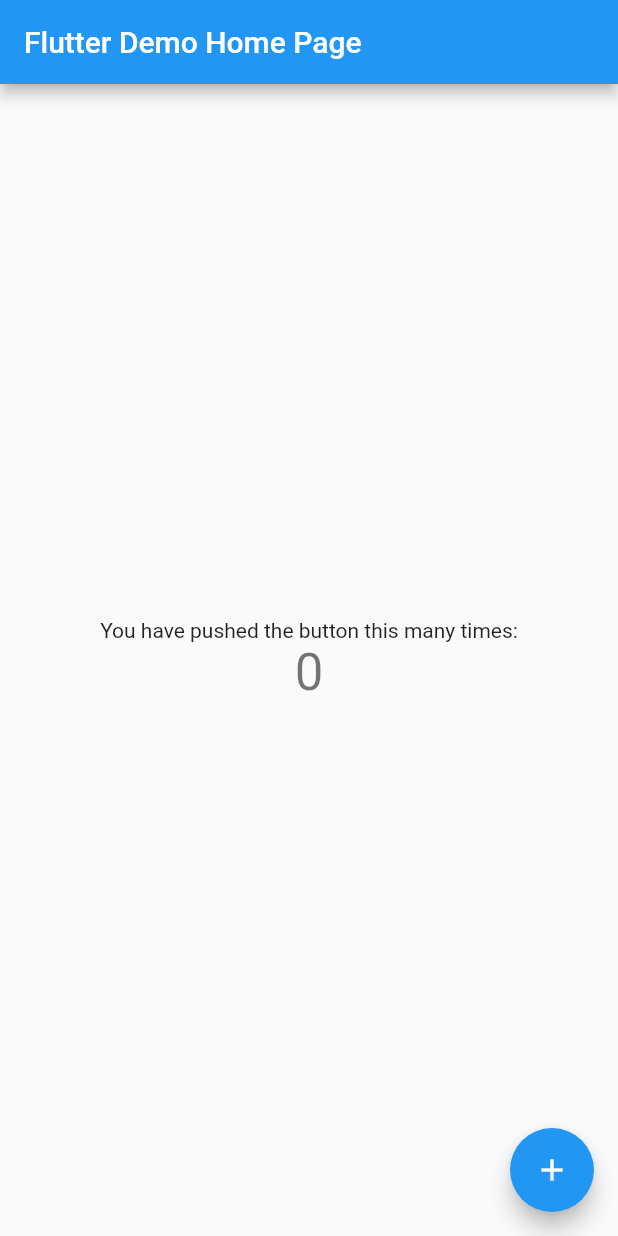
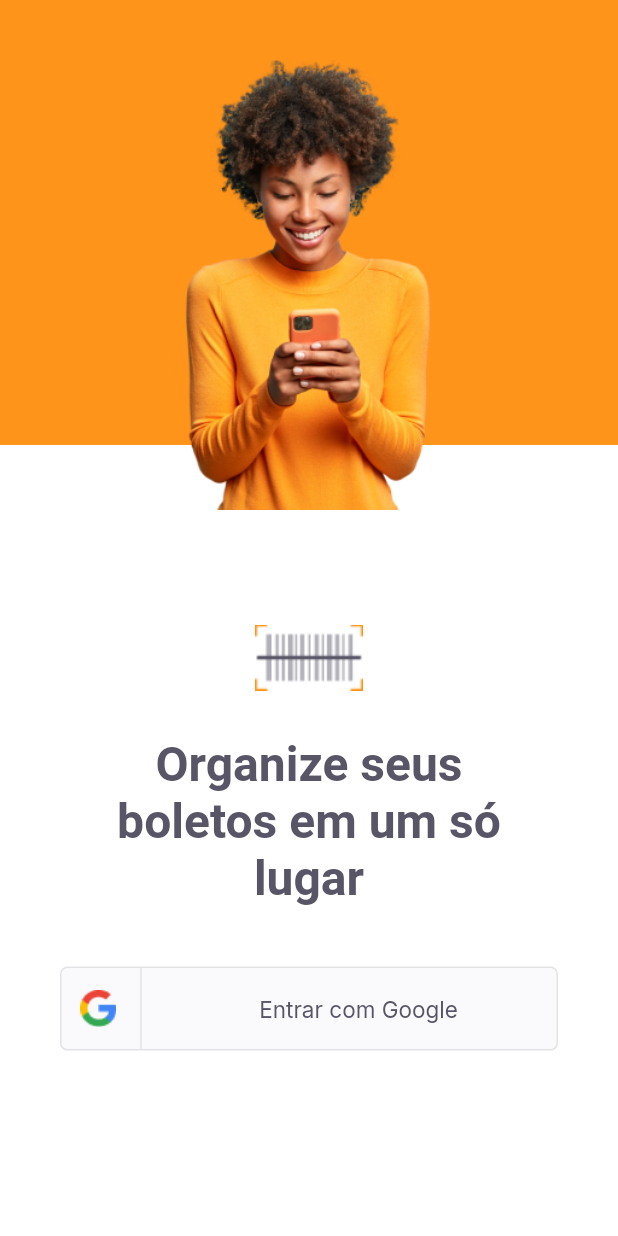
Before and after one commit to PauloAlves8039/flutter-payflow, a Flutter app: the screen it shows after launch, on a phone screen of 412 x 824 dp. Run offline on Flutter 3.47's test engine with Material 2 defaults, Android fonts, the phone set to English and light mode, and no system bars; our stand-ins replace google_fonts.

Commit message:
Aula 01 - Implementação as primeiras telas

```diff
--- a/lib/main.dart
+++ b/lib/main.dart
@@ -1,65 +1,24 @@
 import 'package:flutter/material.dart';
+import 'package:payflow/modules/home/home_page.dart';
+import 'package:payflow/modules/login/login_page.dart';
+import 'package:payflow/modules/splash/splash_page.dart';
+import 'package:payflow/shared/themes/app_colors.dart';
 
 void main() {
-  runApp(MyApp());
+  runApp(AppWidget());
 }
 
-class MyApp extends StatelessWidget {
+class AppWidget extends StatelessWidget {
   @override
   Widget build(BuildContext context) {
     return MaterialApp(
-      title: 'Flutter Demo',
+      debugShowCheckedModeBanner: false,
+      title: 'Pay Flow',
       theme: ThemeData(
-        primarySwatch: Colors.blue,
+        primaryColor: AppColors.primary,
       ),
-      home: MyHomePage(title: 'Flutter Demo Home Page'),
+      // home: SplashPage(),
+      home: LoginPage(),
     );
   }
 }
-
-class MyHomePage extends StatefulWidget {
-  MyHomePage({Key? key, required this.title}) : super(key: key);
-
-  final String title;
-
-  @override
-  _MyHomePageState createState() => _MyHomePageState();
-}
-
-class _MyHomePageState extends State<MyHomePage> {
-  int _counter = 0;
-
-  void _incrementCounter() {
-    setState(() {
-      _counter++;
-    });
-  }
-
-  @override
-  Widget build(BuildContext context) {
-    return Scaffold(
-      appBar: AppBar(
-        title: Text(widget.title),
-      ),
-      body: Center(
-        child: Column(
-          mainAxisAlignment: MainAxisAlignment.center,
-          children: <Widget>[
-            Text(
-              'You have pushed the button this many times:',
-            ),
-            Text(
-              '$_counter',
-              style: Theme.of(context).textTheme.headline4,
-            ),
-          ],
-        ),
-      ),
-      floatingActionButton: FloatingActionButton(
-        onPressed: _incrementCounter,
-        tooltip: 'Increment',
-        child: Icon(Icons.add),
-      ),
-    );
-  }
-}
--- /dev/null
+++ b/lib/modules/home/home_page.dart
@@ -0,0 +1,14 @@
+import 'package:flutter/material.dart';
+
+class HomePage extends StatelessWidget {
+  const HomePage({Key? key}) : super(key: key);
+
+  @override
+  Widget build(BuildContext context) {
+    return Scaffold(
+      appBar: AppBar(
+        title: Text("HomePage"),
+      ),
+    );
+  }
+}
--- /dev/null
+++ b/lib/modules/login/login_page.dart
@@ -0,0 +1,81 @@
+import 'package:flutter/material.dart';
+import 'package:payflow/shared/themes/app_colors.dart';
+import 'package:payflow/shared/themes/app_images.dart';
+import 'package:payflow/shared/themes/app_text_styles.dart';
+import 'package:payflow/widgets/social_login/social_login_buttom.dart';
+
+class LoginPage extends StatefulWidget {
+  const LoginPage({Key? key}) : super(key: key);
+
+  @override
+  _LoginPageState createState() => _LoginPageState();
+}
+
+class _LoginPageState extends State<LoginPage> {
+  @override
+  Widget build(BuildContext context) {
+    final size = MediaQuery.of(context).size;
+    return Scaffold(
+      backgroundColor: AppColors.background,
+      body: Container(
+        width: size.width,
+        height: size.height,
+        child: Stack(
+          children: [
+            Container(
+              width: size.width,
+              height: size.height * 0.36,
+              color: AppColors.primary,
+            ),
+            Positioned(
+              top: 40,
+              left: 0,
+              right: 0,
+              child: Image.asset(
+                AppImages.person,
+                width: 208,
+                height: 300,
+              ),
+            ),
+            Positioned(
+              bottom: size.height * 0.15,
+              left: 0,
+              right: 0,
+              child: Column(
+                mainAxisAlignment: MainAxisAlignment.center,
+                crossAxisAlignment: CrossAxisAlignment.center,
+                children: [
+                  Image.asset(AppImages.logomini),
+                  Padding(
+                    padding: const EdgeInsets.only(
+                      top: 30,
+                      left: 70,
+                      right: 70,
+                    ),
+                    child: Text(
+                      "Organize seus boletos em um só lugar",
+                      textAlign: TextAlign.center,
+                      style: TextStyles.titleHome,
+                    ),
+                  ),
+                  Padding(
+                    padding: const EdgeInsets.only(
+                      left: 40,
+                      right: 40,
+                      top: 40,
+                    ),
+                    child: SocialLoginButton(
+                      onTap: () {
+                        print("Clicou");
+                      },
+                    ),
+                  ),
+                ],
+              ),
+            ),
+          ],
+        ),
+      ),
+    );
+  }
+}
--- /dev/null
+++ b/lib/modules/splash/splash_page.dart
@@ -0,0 +1,24 @@
+import 'package:flutter/material.dart';
+import 'package:payflow/shared/themes/app_colors.dart';
+import 'package:payflow/shared/themes/app_images.dart';
+
+class SplashPage extends StatelessWidget {
+  const SplashPage({Key? key}) : super(key: key);
+
+  @override
+  Widget build(BuildContext context) {
+    return Scaffold(
+      backgroundColor: AppColors.background,
+      body: Stack(
+        children: [
+          Center(
+            child: Image.asset(AppImages.union),
+          ),
+          Center(
+            child: Image.asset(AppImages.logoFull),
+          ),
+        ],
+      ),
+    );
+  }
+}
--- a/lib/shared/themes/app_text_styles.dart
+++ b/lib/shared/themes/app_text_styles.dart
@@ -2,7 +2,7 @@ import 'package:flutter/material.dart';
 import 'package:google_fonts/google_fonts.dart';
 import 'package:payflow/shared/themes/app_colors.dart';
 
-class AppTextStyles {
+class TextStyles {
   static final titleHome = GoogleFonts.lexendDeca(
     fontSize: 32,
     fontWeight: FontWeight.w600,
--- /dev/null
+++ b/lib/widgets/social_login/social_login_buttom.dart
@@ -0,0 +1,59 @@
+import 'package:flutter/material.dart';
+
+import 'package:payflow/shared/themes/app_colors.dart';
+import 'package:payflow/shared/themes/app_images.dart';
+import 'package:payflow/shared/themes/app_text_styles.dart';
+
+class SocialLoginButton extends StatelessWidget {
+  final VoidCallback onTap;
+  const SocialLoginButton({Key? key, required this.onTap}) : super(key: key);
+
+  @override
+  Widget build(BuildContext context) {
+    return InkWell(
+      onTap: onTap,
+      child: Container(
+        height: 56,
+        decoration: BoxDecoration(
+            color: AppColors.shape,
+            borderRadius: BorderRadius.circular(5),
+            border: Border.fromBorderSide(
+              BorderSide(color: AppColors.stroke),
+            )),
+        child: Row(
+          children: [
+            Expanded(
+              flex: 1,
+              child: Row(
+                mainAxisAlignment: MainAxisAlignment.center,
+                children: [
+                  Image.asset(AppImages.google),
+                  SizedBox(
+                    width: 16,
+                  ),
+                  Container(
+                    height: 56,
+                    width: 1,
+                    color: AppColors.stroke,
+                  ),
+                ],
+              ),
+            ),
+            Expanded(
+              flex: 4,
+              child: Row(
+                mainAxisAlignment: MainAxisAlignment.center,
+                children: [
+                  Text(
+                    "Entrar com Google",
+                    style: TextStyles.buttonGray,
+                  ),
+                ],
+              ),
+            ),
+          ],
+        ),
+      ),
+    );
+  }
+}
```
Also changed, not shown: 1 other file.
